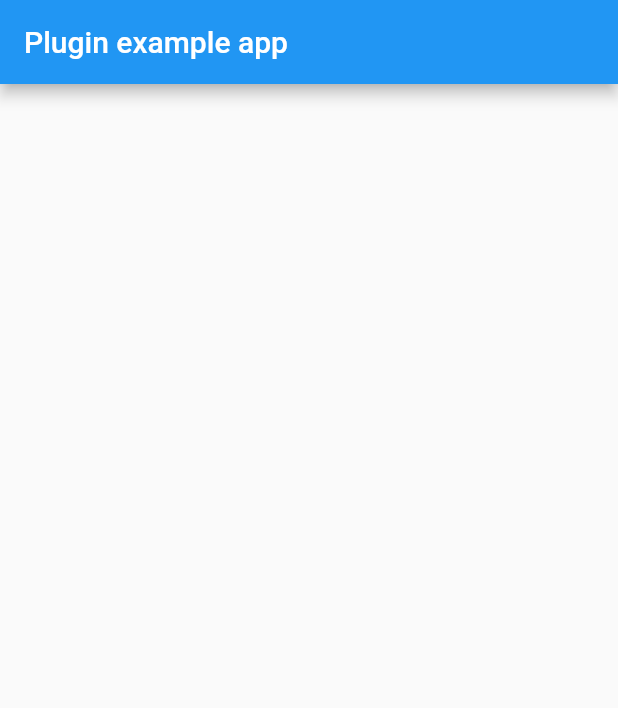
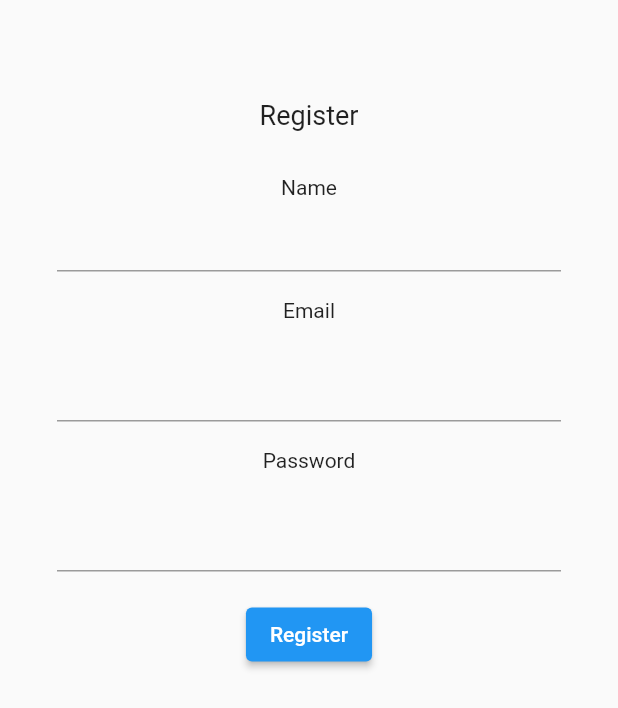
Before and after one commit to author-sanjay/Flutter-Plugin---Realtime-Chat-App, a Flutter app: the screen it shows after launch, on a phone screen of 412 x 824 dp. Shown: the top 708 px of the screen. Run offline on Flutter 3.47's test engine with Material 2 defaults, Android fonts, the phone set to English and light mode, and no system bars; our stand-ins replace cloud_firestore, firebase_auth, firebase_core, plugin_platform_interface, shared_preferences; missing offline and left inert: dart:ffi, dart:html; accounts and stored records are empty.

Commit message:
registration successfukl

```diff
--- a/example/lib/main.dart
+++ b/example/lib/main.dart
@@ -9,6 +9,7 @@ import 'apis.dart';
 void main() async {
   WidgetsFlutterBinding.ensureInitialized();
   await Firebase.initializeApp(
+      name: "Chatapp",
       options: const FirebaseOptions(
           apiKey: apiss.akey,
           appId: apiss.appId,
@@ -19,6 +20,9 @@ void main() async {
 
 class MyApp extends StatefulWidget {
   const MyApp({super.key});
+  static String name = "";
+  static String email = "";
+  static String password = "";
 
   @override
   State<MyApp> createState() => _MyAppState();
@@ -27,44 +31,76 @@ class MyApp extends StatefulWidget {
 class _MyAppState extends State<MyApp> {
   final _chatAppPlugin = ChatAppPlugin();
 
+  Future register(String name, String email, String password) async {
+    try {
+      await _chatAppPlugin.withoutphotoregisterwithemailpassword(
+          email, password, name);
+
+
+    } catch (e) {
+      print(e);
+    }
+  }
+
   @override
   void initState() {
     super.initState();
-
-    initPlatformState();
   }
 
   // Platform messages are asynchronous, so we initialize in an async method.
-  Future<void> initPlatformState() async {
-    String platformVersion;
-    // Platform messages may fail, so we use a try/catch PlatformException.
-    // We also handle the message potentially returning null.
-    try {
-      platformVersion = await _chatAppPlugin.getPlatformVersion() ??
-          'Unknown platform version';
-    } on PlatformException {
-      platformVersion = 'Failed to get platform version.';
-    }
-
-    // If the widget was removed from the tree while the asynchronous platform
-    // message was in flight, we want to discard the reply rather than calling
-    // setState to update our non-existent appearance.
-    if (!mounted) return;
-
-    setState(() {
-    });
-  }
 
   @override
   Widget build(BuildContext context) {
     return MaterialApp(
       home: Scaffold(
-        appBar: AppBar(
-          title: const Text('Plugin example app'),
-        ),
-        body: const Center(
-          child: Text(""),
-        ),
+        body: Center(
+            child: Padding(
+          padding: const EdgeInsets.all(38.0),
+          child: Column(
+            children: [
+              Padding(
+                padding: const EdgeInsets.only(top: 28.0, bottom: 30),
+                child: Text(
+                  'Register',
+                  style: TextStyle(fontSize: 18),
+                ),
+              ),
+              Text("Name"),
+              TextFormField(
+                onChanged: (value) {
+                  MyApp.name = value;
+                },
+              ),
+              Padding(
+                padding: const EdgeInsets.all(18.0),
+                child: Text("Email"),
+              ),
+              TextFormField(
+                onChanged: (value) {
+                  MyApp.email = value;
+                },
+              ),
+              Padding(
+                padding: const EdgeInsets.all(18.0),
+                child: Text("Password"),
+              ),
+              TextFormField(
+                obscureText: true,
+                onChanged: (value) {
+                  MyApp.password = value;
+                },
+              ),
+              Padding(
+                padding: const EdgeInsets.all(18.0),
+                child: ElevatedButton(
+                    onPressed: () {
+                      register(MyApp.name, MyApp.email, MyApp.password);
+                    },
+                    child: Text("Register")),
+              )
+            ],
+          ),
+        )),
       ),
     );
   }
--- a/lib/chat_app_plugin.dart
+++ b/lib/chat_app_plugin.dart
@@ -1,5 +1,6 @@
+// ignore_for_file: non_constant_identifier_names, unnecessary_null_comparison, avoid_print
 
-// ignore_for_file: non_constant_identifier_names, unnecessary_null_comparison, avoid_print
+import 'dart:ffi';
 
 import 'package:chat_app_plugin/database_service.dart';
 import 'package:firebase_auth/firebase_auth.dart';
@@ -69,6 +70,16 @@ class ChatAppPlugin {
       }
     }
   }
+
+  Future customregister(
+      String email, String profilephoto, String name, String uid) async {
+    try {
+      DatabaseService(uid: uid)
+          .inituserdatawithphoto(uid, name, email, profilephoto);
+    } on FirebaseException catch (e) {
+      print(e);
+    }
+  }
   //get chat
   //add chat
   //report chat
--- a/lib/database_service.dart
+++ b/lib/database_service.dart
@@ -1,3 +1,5 @@
+import 'dart:ffi';
+
 import 'package:cloud_firestore/cloud_firestore.dart';
 
 class DatabaseService {
```
Also changed, not shown: 3 other files.
